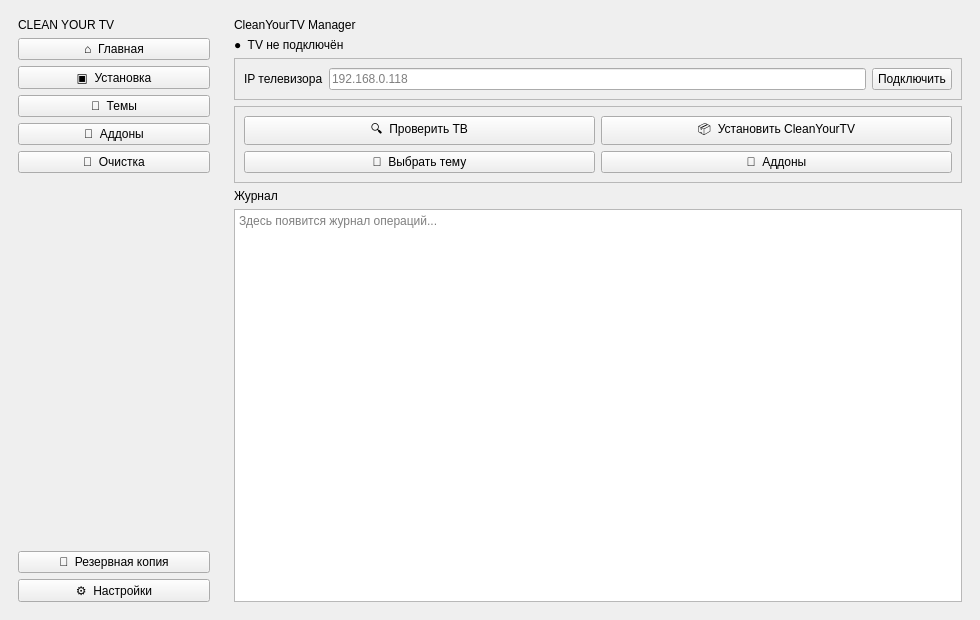
Qt form app/ui/MainWindow.ui (kimberlyfigueroaxa125-boop/CleanYourTV-Manager) before a commit.
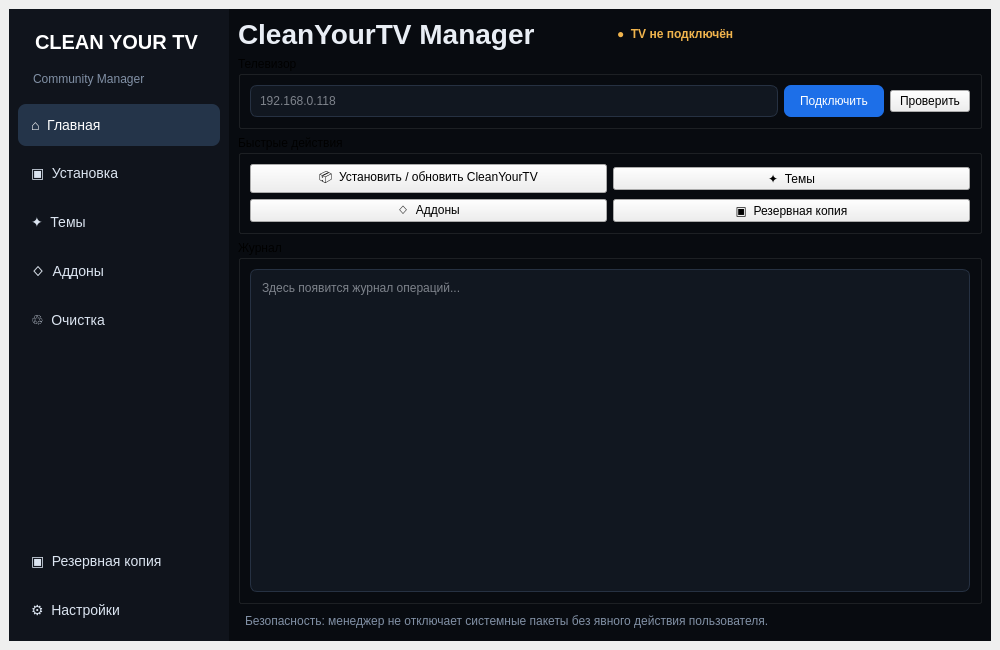
The same form after that commit.

Commit message: feat: complete manager UI in Qt XML

```diff
--- a/app/ui/MainWindow.ui
+++ b/app/ui/MainWindow.ui
@@ -3,49 +3,37 @@
  <class>MainWindow</class>
  <widget class="QMainWindow" name="MainWindow">
   <property name="windowTitle"><string>CleanYourTV Manager</string></property>
-  <property name="minimumSize"><size><width>980</width><height>620</height></size></property>
+  <property name="minimumSize"><size><width>1000</width><height>650</height></size></property>
   <widget class="QWidget" name="centralwidget">
    <layout class="QHBoxLayout" name="rootLayout">
+    <property name="spacing"><number>0</number></property>
     <item>
      <widget class="QFrame" name="sidebar">
-      <property name="minimumSize"><size><width>210</width><height>0</height></size></property>
-      <layout class="QVBoxLayout" name="sidebarLayout">
-       <item><widget class="QLabel" name="logo"><property name="text"><string>CLEAN YOUR TV</string></property></widget></item>
-       <item><widget class="QPushButton" name="homeButton"><property name="text"><string>⌂  Главная</string></property></widget></item>
+      <property name="minimumSize"><size><width>220</width><height>0</height></size></property>
+      <property name="styleSheet"><string notr="true">QFrame#sidebar{background:#10141c;} QPushButton{color:#dbe4f0;background:transparent;border:0;padding:13px;text-align:left;font-size:14px;border-radius:8px;} QPushButton:hover{background:#1b2533;} QPushButton:checked{background:#243449;color:#ffffff;}</string></property>
+      <layout class="QVBoxLayout" name="sideLayout">
+       <item><widget class="QLabel" name="logo"><property name="text"><string>CLEAN YOUR TV</string></property><property name="styleSheet"><string>font-size:20px;font-weight:700;color:white;padding:12px;</string></property></widget></item>
+       <item><widget class="QLabel" name="brandSub"><property name="text"><string>Community Manager</string></property><property name="styleSheet"><string>color:#8190a5;padding:0 12px 12px;</string></property></widget></item>
+       <item><widget class="QPushButton" name="homeButton"><property name="text"><string>⌂  Главная</string></property><property name="checkable"><bool>true</bool></property><property name="checked"><bool>true</bool></property></widget></item>
        <item><widget class="QPushButton" name="installButton"><property name="text"><string>▣  Установка</string></property></widget></item>
-       <item><widget class="QPushButton" name="themesButton"><property name="text"><string>🎨  Темы</string></property></widget></item>
-       <item><widget class="QPushButton" name="addonsButton"><property name="text"><string>🧩  Аддоны</string></property></widget></item>
-       <item><widget class="QPushButton" name="cleanupButton"><property name="text"><string>🧹  Очистка</string></property></widget></item>
-       <item><spacer name="sidebarSpacer"><property name="orientation"><enum>Qt::Vertical</enum></property><property name="sizeHint"><size><width>20</width><height>40</height></size></property></spacer></item>
-       <item><widget class="QPushButton" name="backupButton"><property name="text"><string>💾  Резервная копия</string></property></widget></item>
+       <item><widget class="QPushButton" name="themesButton"><property name="text"><string>✦  Темы</string></property></widget></item>
+       <item><widget class="QPushButton" name="addonsButton"><property name="text"><string>◇  Аддоны</string></property></widget></item>
+       <item><widget class="QPushButton" name="cleanupButton"><property name="text"><string>♲  Очистка</string></property></widget></item>
+       <item><spacer name="sideSpacer"><property name="orientation"><enum>Qt::Vertical</enum></property><property name="sizeHint" stdset="0"><size><width>20</width><height>40</height></size></property></spacer></item>
+       <item><widget class="QPushButton" name="backupButton"><property name="text"><string>▣  Резервная копия</string></property></widget></item>
        <item><widget class="QPushButton" name="settingsButton"><property name="text"><string>⚙  Настройки</string></property></widget></item>
       </layout>
      </widget>
     </item>
     <item>
      <widget class="QWidget" name="content">
+      <property name="styleSheet"><string>QWidget#content{background:#080b10;} QLabel{color:#e9eef5;} QLineEdit,QPlainTextEdit,QListWidget{background:#111720;color:#e9eef5;border:1px solid #263142;border-radius:7px;padding:7px;} QPushButton.action{background:#1d6fe8;color:white;border:0;border-radius:7px;padding:10px 16px;} QFrame.card{background:#0f151e;border:1px solid #263142;border-radius:10px;}</string></property>
       <layout class="QVBoxLayout" name="contentLayout">
-       <item><widget class="QLabel" name="title"><property name="text"><string>CleanYourTV Manager</string></property></widget></item>
-       <item><widget class="QLabel" name="tvStatus"><property name="text"><string>●  TV не подключён</string></property></widget></item>
-       <item><widget class="QFrame" name="connectionCard">
-        <property name="frameShape"><enum>QFrame::StyledPanel</enum></property>
-        <layout class="QGridLayout" name="connectionLayout">
-         <item row="0" column="0"><widget class="QLabel" name="ipLabel"><property name="text"><string>IP телевизора</string></property></widget></item>
-         <item row="0" column="1"><widget class="QLineEdit" name="tvIp"><property name="placeholderText"><string>192.168.0.118</string></property></widget></item>
-         <item row="0" column="2"><widget class="QPushButton" name="connectButton"><property name="text"><string>Подключить</string></property></widget></item>
-        </layout>
-       </widget></item>
-       <item><widget class="QFrame" name="actionsCard">
-        <property name="frameShape"><enum>QFrame::StyledPanel</enum></property>
-        <layout class="QGridLayout" name="actionsLayout">
-         <item row="0" column="0"><widget class="QPushButton" name="checkButton"><property name="text"><string>🔍  Проверить ТВ</string></property></widget></item>
-         <item row="0" column="1"><widget class="QPushButton" name="installCleanButton"><property name="text"><string>📦  Установить CleanYourTV</string></property></widget></item>
-         <item row="1" column="0"><widget class="QPushButton" name="themesQuickButton"><property name="text"><string>🎨  Выбрать тему</string></property></widget></item>
-         <item row="1" column="1"><widget class="QPushButton" name="addonsQuickButton"><property name="text"><string>🧩  Аддоны</string></property></widget></item>
-        </layout>
-       </widget></item>
-       <item><widget class="QLabel" name="logLabel"><property name="text"><string>Журнал</string></property></widget></item>
-       <item><widget class="QPlainTextEdit" name="log"><property name="readOnly"><bool>true</bool></property><property name="placeholderText"><string>Здесь появится журнал операций...</string></property></widget></item>
+       <item><layout class="QHBoxLayout" name="headerLayout"><item><widget class="QLabel" name="title"><property name="text"><string>CleanYourTV Manager</string></property><property name="styleSheet"><string>font-size:28px;font-weight:700;</string></property></widget></item><item><spacer name="headerSpacer"><property name="orientation"><enum>Qt::Horizontal</enum></property></spacer></item><item><widget class="QLabel" name="tvStatus"><property name="text"><string>●  TV не подключён</string></property><property name="styleSheet"><string>color:#f0b44d;font-weight:600;</string></property></widget></item></layout></item>
+       <item><widget class="QGroupBox" name="connectionGroup"><property name="title"><string>Телевизор</string></property><layout class="QHBoxLayout" name="connectionLayout"><item><widget class="QLineEdit" name="tvIp"><property name="placeholderText"><string>192.168.0.118</string></property></widget></item><item><widget class="QPushButton" name="connectButton"><property name="text"><string>Подключить</string></property><property name="styleSheet"><string>background:#1d6fe8;color:white;border:0;border-radius:7px;padding:9px 16px;</string></property></widget></item><item><widget class="QPushButton" name="checkButton"><property name="text"><string>Проверить</string></property></widget></item></layout></widget></item>
+       <item><widget class="QGroupBox" name="quickGroup"><property name="title"><string>Быстрые действия</string></property><layout class="QGridLayout" name="quickLayout"><item row="0" column="0"><widget class="QPushButton" name="installCleanButton"><property name="text"><string>📦  Установить / обновить CleanYourTV</string></property><property name="class"><string notr="true">action</string></property></widget></item><item row="0" column="1"><widget class="QPushButton" name="themesQuickButton"><property name="text"><string>✦  Темы</string></property><property name="class"><string notr="true">action</string></property></widget></item><item row="1" column="0"><widget class="QPushButton" name="addonsQuickButton"><property name="text"><string>◇  Аддоны</string></property><property name="class"><string notr="true">action</string></property></widget></item><item row="1" column="1"><widget class="QPushButton" name="backupQuickButton"><property name="text"><string>▣  Резервная копия</string></property></widget></item></layout></widget></item>
+       <item><widget class="QGroupBox" name="logGroup"><property name="title"><string>Журнал</string></property><layout class="QVBoxLayout" name="logLayout"><item><widget class="QPlainTextEdit" name="log"><property name="readOnly"><bool>true</bool></property><property name="placeholderText"><string>Здесь появится журнал операций...</string></property></widget></item></layout></widget></item>
+       <item><widget class="QLabel" name="safetyLabel"><property name="text"><string>Безопасность: менеджер не отключает системные пакеты без явного действия пользователя.</string></property><property name="wordWrap"><bool>true</bool></property><property name="styleSheet"><string>color:#8190a5;padding:4px;</string></property></widget></item>
       </layout>
      </widget>
     </item>
```
